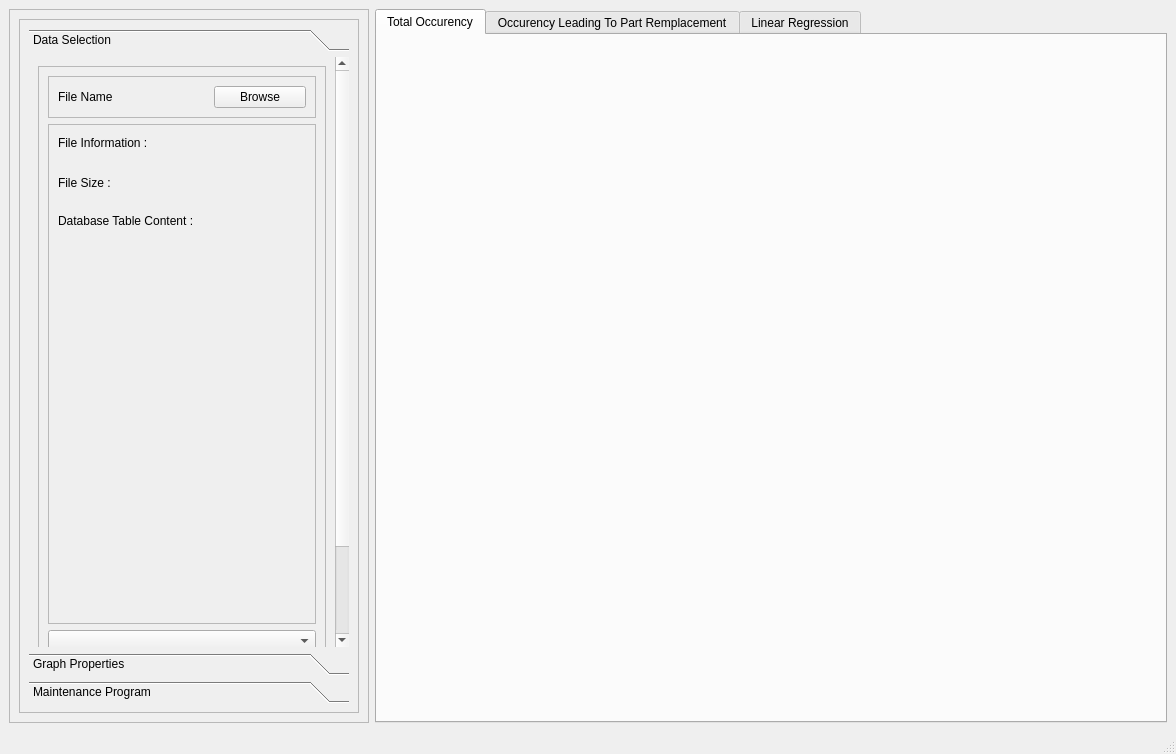
The window that form.ui (nnay-lo/PMI-Prototypage-rapide) describes before a commit, drawn with Qt 5.
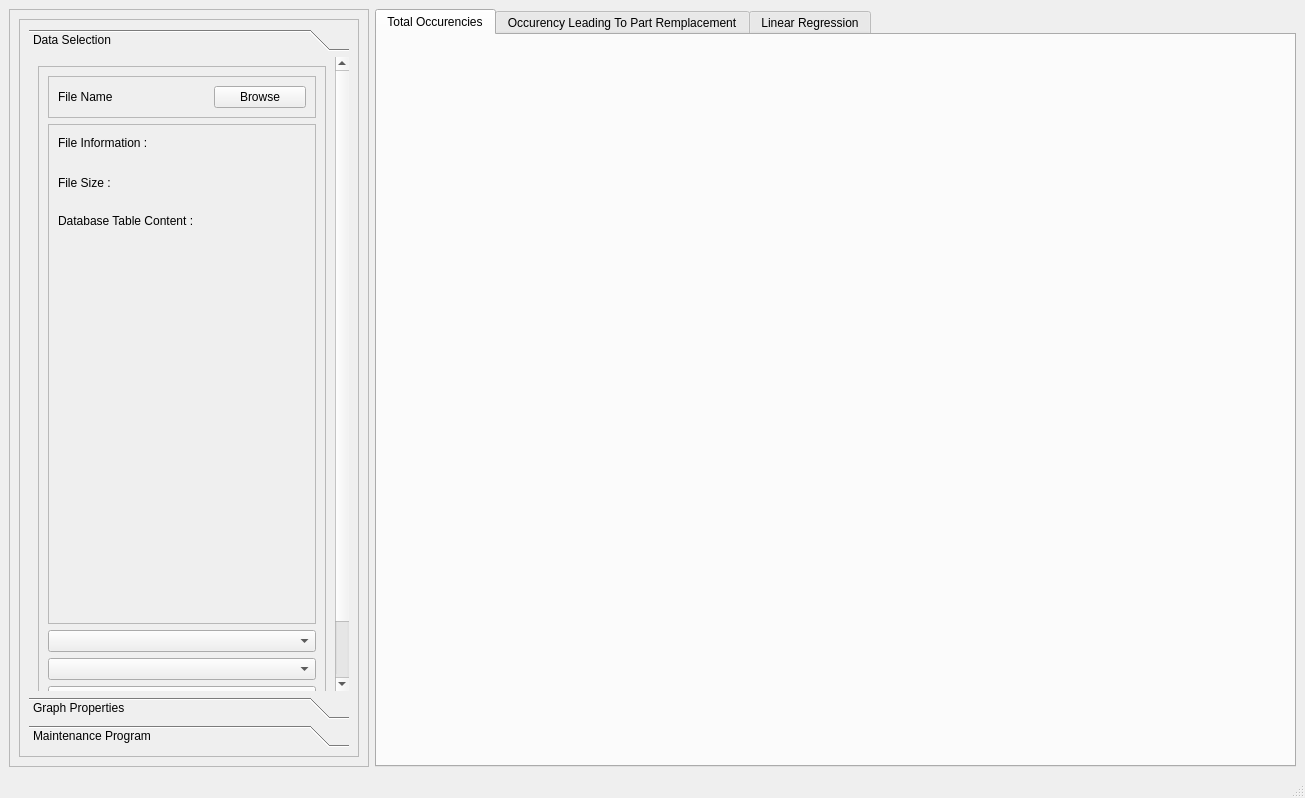
The same window after the commit. Icons and pictures are not drawn.

The edit to the form file:
```diff
--- a/form.ui
+++ b/form.ui
@@ -6,8 +6,8 @@
    <rect>
     <x>0</x>
     <y>0</y>
-    <width>1176</width>
-    <height>754</height>
+    <width>1305</width>
+    <height>798</height>
    </rect>
   </property>
   <property name="windowTitle">
@@ -45,7 +45,7 @@
             <x>0</x>
             <y>0</y>
             <width>338</width>
-            <height>670</height>
+            <height>714</height>
            </rect>
           </property>
           <layout class="QVBoxLayout" name="verticalLayout_3">
@@ -58,7 +58,7 @@
               <property name="geometry">
                <rect>
                 <x>0</x>
-                <y>-154</y>
+                <y>0</y>
                 <width>306</width>
                 <height>713</height>
                </rect>
@@ -354,7 +354,7 @@
       </property>
       <widget class="QWidget" name="tab_2">
        <attribute name="title">
-        <string>Total Occurency</string>
+        <string>Total Occurencies</string>
        </attribute>
        <layout class="QGridLayout" name="gridLayout_2">
         <item row="0" column="0">
```
Left out of the diff: 2 changed lines with no effect on the pictures.
